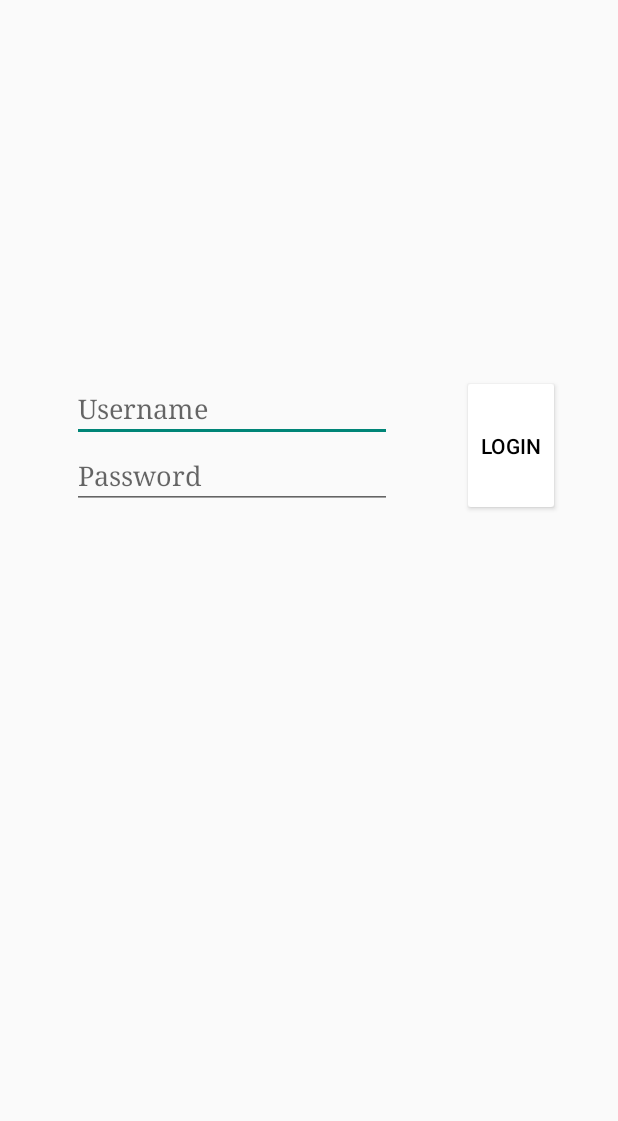
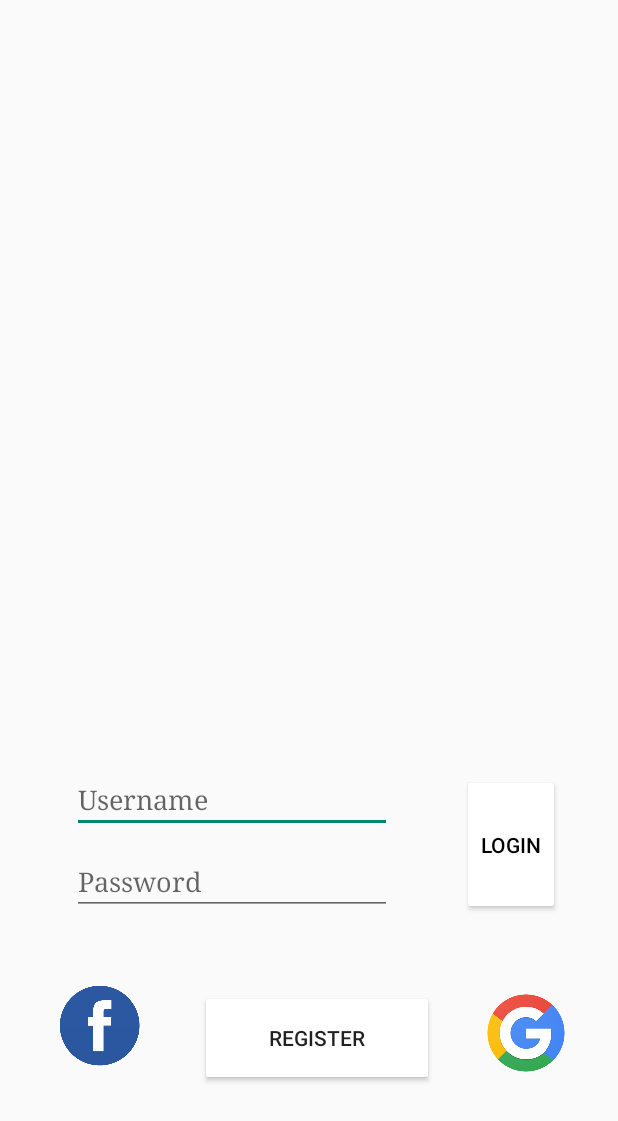
Before and after one commit to filus95/DIMA-Project, an Android app: the screen it shows after launch (LoginActivity), on a phone screen of 412 x 824 dp. Shown: the top 1121 px of the screen. Run offline under Robolectric (Android 15) with nearby library versions, the phone set to English and light mode, and no system bars.

Commit message:
Inserted Fb & Google Login & Register bt
inserted :
- images
- Methods on activity
- buttons on layout

```diff
--- a/EasyLib/app/src/main/java/com/easylib/dima/easylib/LoginActivity.java
+++ b/EasyLib/app/src/main/java/com/easylib/dima/easylib/LoginActivity.java
@@ -24,4 +24,16 @@ public class LoginActivity extends AppCompatActivity {
 
         //TODO: Make the call to Server
     }
+
+    public void register(View view) {
+        //TODO: call the register activity
+    }
+
+    public void loginFb(View view) {
+        //TODO: call Facebook login API
+    }
+
+    public void loginGoogle(View view) {
+        //TODO: call Google login API
+    }
 }
--- a/EasyLib/app/src/main/res/layout/login.xml
+++ b/EasyLib/app/src/main/res/layout/login.xml
@@ -9,45 +9,86 @@
         android:id="@+id/username"
         android:layout_width="wrap_content"
         android:layout_height="wrap_content"
-        android:layout_marginTop="250dp"
+        android:layout_marginBottom="10dp"
         android:ems="10"
         android:fontFamily="serif"
         android:hint="Username"
         android:inputType="textPersonName"
         android:singleLine="true"
-        android:textColor="@android:color/white"
+        android:textColor="@android:color/black"
+        app:layout_constraintBottom_toTopOf="@+id/password"
         app:layout_constraintHorizontal_chainStyle="spread"
-        app:layout_constraintStart_toStartOf="@+id/password"
-        app:layout_constraintTop_toTopOf="parent" />
+        app:layout_constraintStart_toStartOf="@+id/password" />
 
     <EditText
         android:id="@+id/password"
         android:layout_width="wrap_content"
         android:layout_height="wrap_content"
+        android:layout_marginBottom="50dp"
         android:ems="10"
         android:fontFamily="serif"
         android:hint="Password"
         android:inputType="textPassword"
         android:singleLine="true"
-        android:textColor="@android:color/white"
+        android:textColor="@android:color/black"
+        app:layout_constraintBottom_toTopOf="@+id/register_button"
         app:layout_constraintEnd_toEndOf="parent"
         app:layout_constraintHorizontal_bias="0.242"
-        app:layout_constraintStart_toStartOf="parent"
-        app:layout_constraintTop_toBottomOf="@+id/username" />
+        app:layout_constraintStart_toStartOf="parent" />
 
     <Button
-        android:id="@+id/login-bt"
+        android:id="@+id/login-button"
         style="@style/Widget.AppCompat.Button.Colored"
         android:layout_width="65dp"
         android:layout_height="94dp"
         android:layout_marginStart="8dp"
-        android:layout_marginTop="250dp"
+        android:layout_marginBottom="50dp"
         android:backgroundTint="@android:color/white"
+        android:onClick="login"
         android:text="Login"
         android:textColor="@android:color/black"
+        app:layout_constraintBottom_toTopOf="@+id/register_button"
         app:layout_constraintEnd_toEndOf="parent"
         app:layout_constraintHorizontal_bias="0.5"
-        app:layout_constraintStart_toEndOf="@+id/username"
-        app:layout_constraintTop_toTopOf="parent" />
+        app:layout_constraintStart_toEndOf="@+id/username" />
+
+    <Button
+        android:id="@+id/register_button"
+        android:layout_width="156dp"
+        android:layout_height="64dp"
+        android:layout_marginBottom="100dp"
+        android:backgroundTint="@android:color/white"
+        android:onClick="register"
+        android:text="Register"
+        app:layout_constraintBottom_toBottomOf="parent"
+        app:layout_constraintEnd_toStartOf="@+id/google_button"
+        app:layout_constraintHorizontal_bias="0.5"
+        app:layout_constraintStart_toEndOf="@+id/fb_button" />
+
+    <ImageButton
+        android:id="@+id/fb_button"
+        android:layout_width="90dp"
+        android:layout_height="90dp"
+        android:layout_marginBottom="95dp"
+        android:backgroundTint="@android:color/transparent"
+        android:scaleType="fitCenter"
+        app:layout_constraintBottom_toBottomOf="parent"
+        app:layout_constraintEnd_toStartOf="@+id/register_button"
+        app:layout_constraintHorizontal_bias="0.5"
+        app:layout_constraintStart_toStartOf="parent"
+        app:srcCompat="@drawable/fb_icon" />
+
+    <ImageButton
+        android:id="@+id/google_button"
+        android:layout_width="80dp"
+        android:layout_height="80dp"
+        android:layout_marginBottom="95dp"
+        android:backgroundTint="@android:color/transparent"
+        android:scaleType="fitCenter"
+        app:layout_constraintBottom_toBottomOf="parent"
+        app:layout_constraintEnd_toEndOf="parent"
+        app:layout_constraintHorizontal_bias="0.5"
+        app:layout_constraintStart_toEndOf="@+id/register_button"
+        app:srcCompat="@drawable/google_icon" />
 
 </android.support.constraint.ConstraintLayout>
```
Also changed, not shown: EasyLib/app/src/main/res/drawable/fb_icon.png (added), EasyLib/app/src/main/res/drawable/google_icon.png (added).
